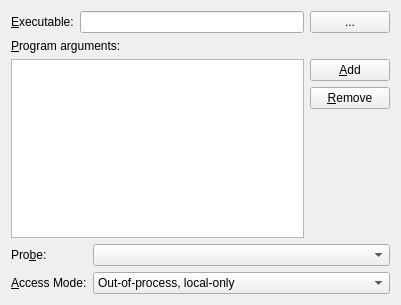
Before: the Qt Designer form launcher/ui/launchpage.ui in KDAB/GammaRay, drawn with Qt 5.
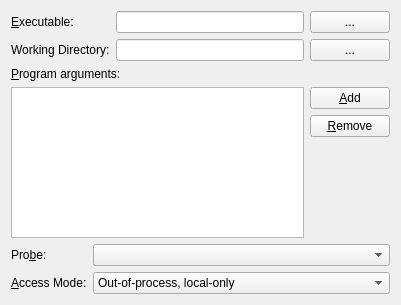
After: the same form once the commit is applied.

Commit message:
Added option for setting working directory when launching.
Based on the request in #276 and it's duplicate #281

```diff
--- a/launcher/ui/launchpage.ui
+++ b/launcher/ui/launchpage.ui
@@ -12,8 +12,11 @@
   </property>
   <layout class="QVBoxLayout" name="verticalLayout">
    <item>
-    <layout class="QHBoxLayout" name="horizontalLayout">
-     <item>
+    <layout class="QGridLayout" name="gridLayout_2">
+     <item row="0" column="1">
+      <widget class="QLineEdit" name="progEdit"/>
+     </item>
+     <item row="0" column="0">
       <widget class="QLabel" name="label">
        <property name="text">
         <string>&amp;Executable:</string>
@@ -23,16 +26,30 @@
        </property>
       </widget>
      </item>
-     <item>
-      <widget class="QLineEdit" name="progEdit"/>
-     </item>
-     <item>
+     <item row="0" column="2">
       <widget class="QPushButton" name="progSelectButton">
        <property name="text">
         <string>...</string>
        </property>
       </widget>
      </item>
+     <item row="1" column="0">
+      <widget class="QLabel" name="label_5">
+       <property name="text">
+        <string>Working Directory:</string>
+       </property>
+      </widget>
+     </item>
+     <item row="1" column="1">
+      <widget class="QLineEdit" name="workDirEdit"/>
+     </item>
+     <item row="1" column="2">
+      <widget class="QPushButton" name="workDirSelectButton">
+       <property name="text">
+        <string>...</string>
+       </property>
+      </widget>
+     </item>
     </layout>
    </item>
    <item>
```
The commit also changes 3 other files.
